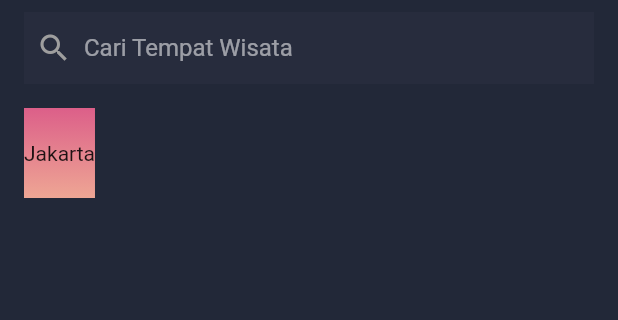
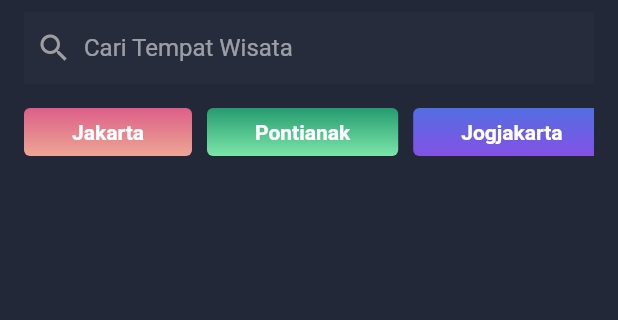
Before and after one commit to Berri/TravelApp, a Flutter app: the screen it shows after launch, on a phone screen of 412 x 824 dp, the part 90-410 px from its top. Run offline on Flutter 3.47's test engine with Material 2 defaults, Android fonts, the phone set to English and light mode, and no system bars.

Commit message:
Submenu Kota

```diff
--- a/lib/main.dart
+++ b/lib/main.dart
@@ -30,10 +30,8 @@ class MyHomePage extends StatelessWidget {
             child: Column(
               crossAxisAlignment: CrossAxisAlignment.start,
               children: <Widget>[
-                Text(
-                  "Travel",
-                  style: TextStyle(color: Colors.white, fontSize: 24.0),
-                ),
+                Text("Travel",
+                    style: TextStyle(color: Colors.white, fontSize: 24.0)),
                 SizedBox(height: 8.0),
                 Container(
                   color: Color(0xFF272c3d),
@@ -50,6 +48,9 @@ class MyHomePage extends StatelessWidget {
                               hintText: "Cari Tempat Wisata",
                               hintStyle: TextStyle(color: Colors.white54),
                               border: InputBorder.none),
+                          style: TextStyle(
+                            color: Colors.white,
+                          ),
                         ),
                       )
                     ],
@@ -57,22 +58,14 @@ class MyHomePage extends StatelessWidget {
                 ),
                 SizedBox(height: 16.0),
                 Container(
-                  height: 60.0,
+                  height: 32.0,
                   child: ListView(
                     scrollDirection: Axis.horizontal,
                     children: <Widget>[
-                      Container(
-                        child: Container(
-                          decoration: BoxDecoration(
-                              gradient: LinearGradient(
-                                  colors: gradient1,
-                                  begin: Alignment.topLeft,
-                                  end: Alignment.bottomLeft)),
-                          child: Center(
-                            child: Text("Jakarta"),
-                          ),
-                        ),
-                      )
+                      GradientButton("Jakarta", gradient1),
+                      GradientButton("Pontianak", gradient2),
+                      GradientButton("Jogjakarta", gradient3),
+                      GradientButton("Bandung", gradient1),
                     ],
                   ),
                 )
@@ -84,3 +77,31 @@ class MyHomePage extends StatelessWidget {
     );
   }
 }
+
+class GradientButton extends StatelessWidget {
+  final nama;
+  final warna;
+  GradientButton(this.nama, this.warna);
+  @override
+  Widget build(BuildContext context) {
+    return Padding(
+      padding: const EdgeInsets.only(right: 10.0),
+      child: Container(
+        decoration: BoxDecoration(
+            borderRadius: BorderRadius.circular(4.0),
+            gradient: LinearGradient(
+                colors: warna,
+                begin: Alignment.topLeft,
+                end: Alignment.bottomLeft)),
+        child: Center(
+          child: Padding(
+            padding: const EdgeInsets.symmetric(horizontal: 32.0),
+            child: Text(nama,
+                style: TextStyle(
+                    color: Colors.white, fontWeight: FontWeight.bold)),
+          ),
+        ),
+      ),
+    );
+  }
+}
```
Also changed, not shown: 1 other file.
